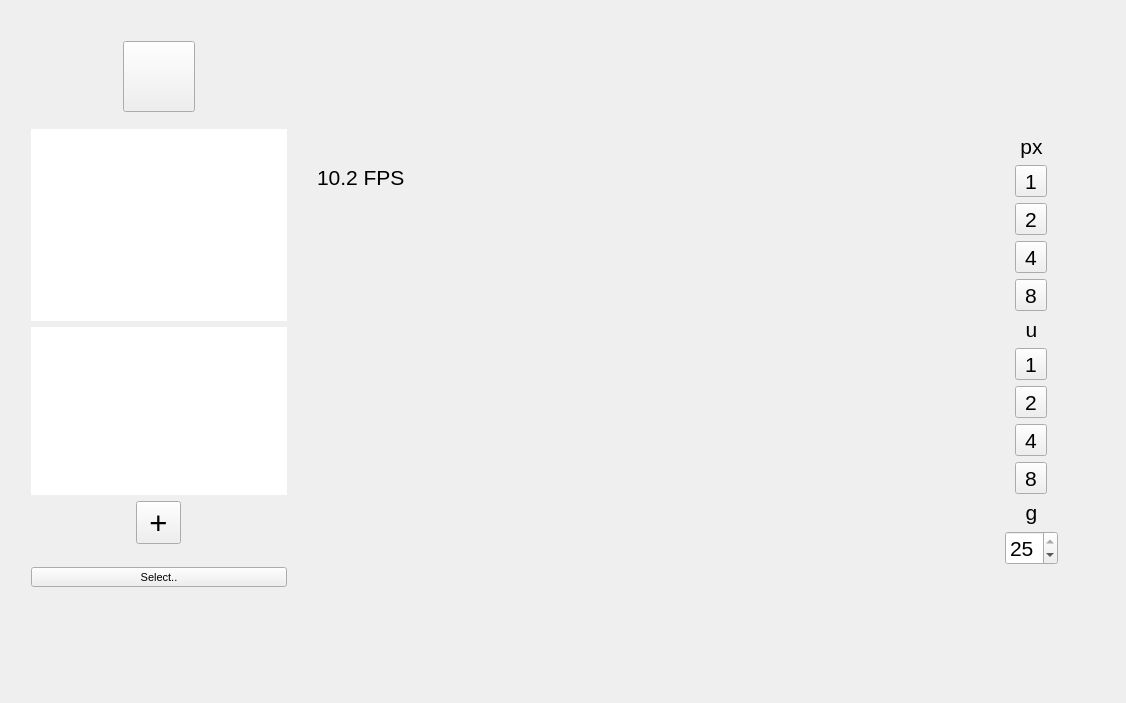
Above: PoseLab/PoseLab.ui from jenshemprich/tf-cpp-pose-estimation before the change. Below: the same form after it.
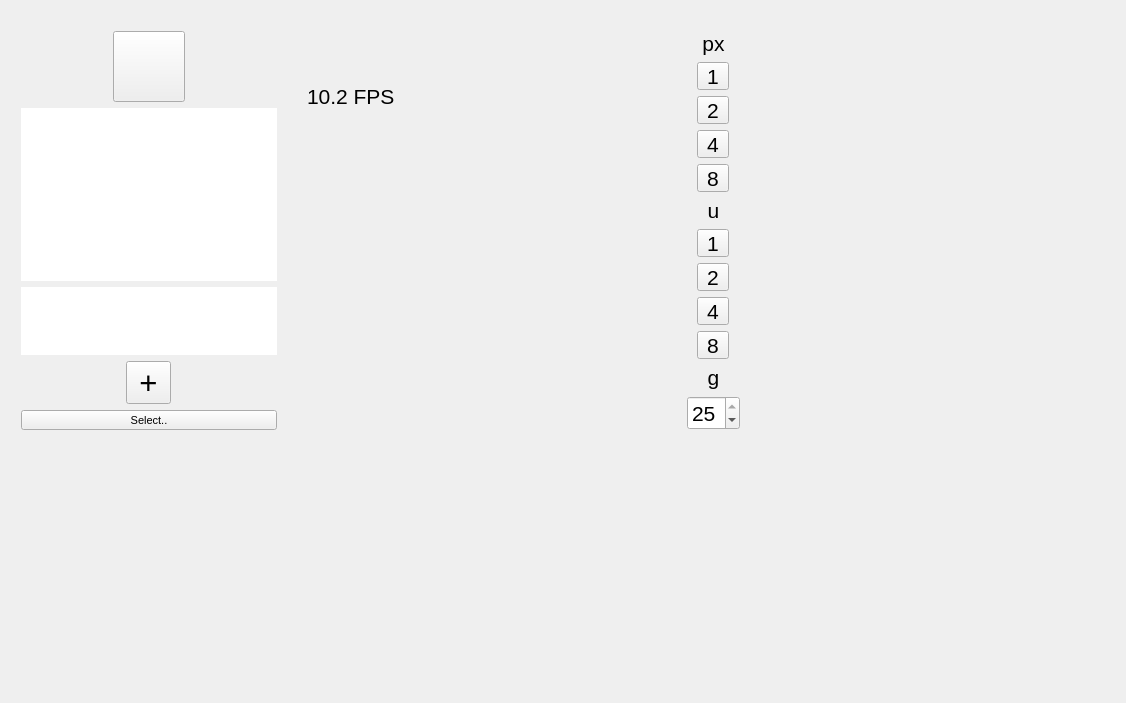
That is the form after the change. Icons and pictures are not drawn. Custom widgets are drawn as their Qt base class.

Commit message: Changed main layout from Grid to HBox

The edit to the form file:
```diff
--- a/PoseLab/PoseLab.ui
+++ b/PoseLab/PoseLab.ui
@@ -22,20 +22,291 @@
    <widget class="QWidget" name="gridLayoutWidget">
     <property name="geometry">
      <rect>
-      <x>20</x>
-      <y>30</y>
-      <width>1049</width>
-      <height>568</height>
+      <x>10</x>
+      <y>20</y>
+      <width>741</width>
+      <height>421</height>
      </rect>
     </property>
-    <layout class="QGridLayout" name="gridLayout" rowstretch="0,0,0">
-     <property name="sizeConstraint">
-      <enum>QLayout::SetDefaultConstraint</enum>
-     </property>
+    <layout class="QHBoxLayout" name="mainLayout">
      <property name="spacing">
       <number>0</number>
      </property>
-     <item row="2" column="4">
+     <property name="sizeConstraint">
+      <enum>QLayout::SetDefaultConstraint</enum>
+     </property>
+     <item>
+      <layout class="QVBoxLayout" name="videoInputs">
+       <item>
+        <layout class="QHBoxLayout" name="home">
+         <item>
+          <widget class="QToolButton" name="showSettings">
+           <property name="sizePolicy">
+            <sizepolicy hsizetype="Fixed" vsizetype="Fixed">
+             <horstretch>1</horstretch>
+             <verstretch>1</verstretch>
+            </sizepolicy>
+           </property>
+           <property name="text">
+            <string/>
+           </property>
+           <property name="icon">
+            <iconset resource="PoseLab.qrc">
+             <normaloff>:/Resources/ICON-icon.png</normaloff>:/Resources/ICON-icon.png</iconset>
+           </property>
+           <property name="iconSize">
+            <size>
+             <width>64</width>
+             <height>64</height>
+            </size>
+           </property>
+           <property name="checkable">
+            <bool>true</bool>
+           </property>
+           <property name="autoRaise">
+            <bool>false</bool>
+           </property>
+          </widget>
+         </item>
+        </layout>
+       </item>
+       <item>
+        <spacer name="verticalSpacerSourcesTop">
+         <property name="orientation">
+          <enum>Qt::Vertical</enum>
+         </property>
+         <property name="sizeHint" stdset="0">
+          <size>
+           <width>20</width>
+           <height>40</height>
+          </size>
+         </property>
+        </spacer>
+       </item>
+       <item>
+        <layout class="QHBoxLayout" name="horizontalLayout_3">
+         <item>
+          <widget class="QListWidget" name="cameras">
+           <property name="sizePolicy">
+            <sizepolicy hsizetype="Minimum" vsizetype="Fixed">
+             <horstretch>0</horstretch>
+             <verstretch>0</verstretch>
+            </sizepolicy>
+           </property>
+           <property name="baseSize">
+            <size>
+             <width>64</width>
+             <height>0</height>
+            </size>
+           </property>
+           <property name="autoFillBackground">
+            <bool>false</bool>
+           </property>
+           <property name="frameShape">
+            <enum>QFrame::NoFrame</enum>
+           </property>
+           <property name="frameShadow">
+            <enum>QFrame::Plain</enum>
+           </property>
+           <property name="verticalScrollBarPolicy">
+            <enum>Qt::ScrollBarAlwaysOff</enum>
+           </property>
+           <property name="horizontalScrollBarPolicy">
+            <enum>Qt::ScrollBarAlwaysOff</enum>
+           </property>
+           <property name="iconSize">
+            <size>
+             <width>64</width>
+             <height>64</height>
+            </size>
+           </property>
+           <property name="verticalScrollMode">
+            <enum>QAbstractItemView::ScrollPerPixel</enum>
+           </property>
+           <property name="horizontalScrollMode">
+            <enum>QAbstractItemView::ScrollPerItem</enum>
+           </property>
+           <property name="movement">
+            <enum>QListView::Static</enum>
+           </property>
+           <property name="flow">
+            <enum>QListView::TopToBottom</enum>
+           </property>
+           <property name="isWrapping" stdset="0">
+            <bool>false</bool>
+           </property>
+           <property name="resizeMode">
+            <enum>QListView::Fixed</enum>
+           </property>
+           <property name="layoutMode">
+            <enum>QListView::SinglePass</enum>
+           </property>
+           <property name="viewMode">
+            <enum>QListView::IconMode</enum>
+           </property>
+           <property name="modelColumn">
+            <number>0</number>
+           </property>
+           <property name="uniformItemSizes">
+            <bool>true</bool>
+           </property>
+           <property name="wordWrap">
+            <bool>true</bool>
+           </property>
+           <property name="itemAlignment">
+            <set>Qt::AlignCenter</set>
+           </property>
+          </widget>
+         </item>
+        </layout>
+       </item>
+       <item>
+        <layout class="QHBoxLayout" name="horizontalLayout_2">
+         <item>
+          <widget class="QListWidget" name="movies">
+           <property name="sizePolicy">
+            <sizepolicy hsizetype="Minimum" vsizetype="Expanding">
+             <horstretch>0</horstretch>
+             <verstretch>0</verstretch>
+            </sizepolicy>
+           </property>
+           <property name="baseSize">
+            <size>
+             <width>64</width>
+             <height>0</height>
+            </size>
+           </property>
+           <property name="autoFillBackground">
+            <bool>false</bool>
+           </property>
+           <property name="frameShape">
+            <enum>QFrame::NoFrame</enum>
+           </property>
+           <property name="frameShadow">
+            <enum>QFrame::Plain</enum>
+           </property>
+           <property name="verticalScrollBarPolicy">
+            <enum>Qt::ScrollBarAlwaysOff</enum>
+           </property>
+           <property name="horizontalScrollBarPolicy">
+            <enum>Qt::ScrollBarAlwaysOff</enum>
+           </property>
+           <property name="sizeAdjustPolicy">
+            <enum>QAbstractScrollArea::AdjustIgnored</enum>
+           </property>
+           <property name="dragDropMode">
+            <enum>QAbstractItemView::NoDragDrop</enum>
+           </property>
+           <property name="iconSize">
+            <size>
+             <width>64</width>
+             <height>64</height>
+            </size>
+           </property>
+           <property name="textElideMode">
+            <enum>Qt::ElideMiddle</enum>
+           </property>
+           <property name="verticalScrollMode">
+            <enum>QAbstractItemView::ScrollPerPixel</enum>
+           </property>
+           <property name="horizontalScrollMode">
+            <enum>QAbstractItemView::ScrollPerItem</enum>
+           </property>
+           <property name="movement">
+            <enum>QListView::Static</enum>
+           </property>
+           <property name="flow">
+            <enum>QListView::TopToBottom</enum>
+           </property>
+           <property name="isWrapping" stdset="0">
+            <bool>false</bool>
+           </property>
+           <property name="resizeMode">
+            <enum>QListView::Fixed</enum>
+           </property>
+           <property name="layoutMode">
+            <enum>QListView::SinglePass</enum>
+           </property>
+           <property name="viewMode">
+            <enum>QListView::IconMode</enum>
+           </property>
+           <property name="modelColumn">
+            <number>0</number>
+           </property>
+           <property name="uniformItemSizes">
+            <bool>true</bool>
+           </property>
+           <property name="wordWrap">
+            <bool>true</bool>
+           </property>
+           <property name="itemAlignment">
+            <set>Qt::AlignCenter</set>
+           </property>
+          </widget>
+         </item>
+        </layout>
+       </item>
+       <item>
+        <layout class="QHBoxLayout" name="horizontalLayout">
+         <item>
+          <widget class="QToolButton" name="addSource">
+           <property name="font">
+            <font>
+             <pointsize>23</pointsize>
+            </font>
+           </property>
+           <property name="text">
+            <string>+</string>
+           </property>
+           <property name="icon">
+            <iconset resource="PoseLab.qrc">
+             <normaloff>:/Resources/Devices/add_source.png</normaloff>:/Resources/Devices/add_source.png</iconset>
+           </property>
+           <property name="iconSize">
+            <size>
+             <width>64</width>
+             <height>64</height>
+            </size>
+           </property>
+          </widget>
+         </item>
+        </layout>
+       </item>
+       <item>
+        <spacer name="verticalSpacerSourcesBottom">
+         <property name="orientation">
+          <enum>Qt::Vertical</enum>
+         </property>
+         <property name="sizeHint" stdset="0">
+          <size>
+           <width>20</width>
+           <height>40</height>
+          </size>
+         </property>
+        </spacer>
+       </item>
+       <item>
+        <widget class="QToolButton" name="openMovieFolder">
+         <property name="sizePolicy">
+          <sizepolicy hsizetype="Preferred" vsizetype="Fixed">
+           <horstretch>0</horstretch>
+           <verstretch>0</verstretch>
+          </sizepolicy>
+         </property>
+         <property name="font">
+          <font>
+           <family>Segoe UI</family>
+           <pointsize>8</pointsize>
+          </font>
+         </property>
+         <property name="text">
+          <string>Select..</string>
+         </property>
+        </widget>
+       </item>
+      </layout>
+     </item>
+     <item>
       <layout class="QGridLayout" name="MaintainAspectRatio">
        <property name="sizeConstraint">
         <enum>QLayout::SetNoConstraint</enum>
@@ -163,278 +434,7 @@
        </item>
       </layout>
      </item>
-     <item row="2" column="1">
-      <layout class="QVBoxLayout" name="videoInputs">
-       <item>
-        <spacer name="verticalSpacerSourcesTop">
-         <property name="orientation">
-          <enum>Qt::Vertical</enum>
-         </property>
-         <property name="sizeHint" stdset="0">
-          <size>
-           <width>20</width>
-           <height>40</height>
-          </size>
-         </property>
-        </spacer>
-       </item>
-       <item>
-        <layout class="QHBoxLayout" name="horizontalLayout_3">
-         <item>
-          <widget class="QListWidget" name="cameras">
-           <property name="sizePolicy">
-            <sizepolicy hsizetype="Minimum" vsizetype="Fixed">
-             <horstretch>0</horstretch>
-             <verstretch>0</verstretch>
-            </sizepolicy>
-           </property>
-           <property name="baseSize">
-            <size>
-             <width>64</width>
-             <height>0</height>
-            </size>
-           </property>
-           <property name="autoFillBackground">
-            <bool>false</bool>
-           </property>
-           <property name="frameShape">
-            <enum>QFrame::NoFrame</enum>
-           </property>
-           <property name="frameShadow">
-            <enum>QFrame::Plain</enum>
-           </property>
-           <property name="verticalScrollBarPolicy">
-            <enum>Qt::ScrollBarAlwaysOff</enum>
-           </property>
-           <property name="horizontalScrollBarPolicy">
-            <enum>Qt::ScrollBarAlwaysOff</enum>
-           </property>
-           <property name="iconSize">
-            <size>
-             <width>64</width>
-             <height>64</height>
-            </size>
-           </property>
-           <property name="verticalScrollMode">
-            <enum>QAbstractItemView::ScrollPerPixel</enum>
-           </property>
-           <property name="horizontalScrollMode">
-            <enum>QAbstractItemView::ScrollPerItem</enum>
-           </property>
-           <property name="movement">
-            <enum>QListView::Static</enum>
-           </property>
-           <property name="flow">
-            <enum>QListView::TopToBottom</enum>
-           </property>
-           <property name="isWrapping" stdset="0">
-            <bool>false</bool>
-           </property>
-           <property name="resizeMode">
-            <enum>QListView::Fixed</enum>
-           </property>
-           <property name="layoutMode">
-            <enum>QListView::SinglePass</enum>
-           </property>
-           <property name="viewMode">
-            <enum>QListView::IconMode</enum>
-           </property>
-           <property name="modelColumn">
-            <number>0</number>
-           </property>
-           <property name="uniformItemSizes">
-            <bool>true</bool>
-           </property>
-           <property name="wordWrap">
-            <bool>true</bool>
-           </property>
-           <property name="itemAlignment">
-            <set>Qt::AlignCenter</set>
-           </property>
-          </widget>
-         </item>
-        </layout>
-       </item>
-       <item>
-        <layout class="QHBoxLayout" name="horizontalLayout_2">
-         <item>
-          <widget class="QListWidget" name="movies">
-           <property name="sizePolicy">
-            <sizepolicy hsizetype="Minimum" vsizetype="Expanding">
-             <horstretch>0</horstretch>
-             <verstretch>0</verstretch>
-            </sizepolicy>
-           </property>
-           <property name="baseSize">
-            <size>
-             <width>64</width>
-             <height>0</height>
-            </size>
-           </property>
-           <property name="autoFillBackground">
-            <bool>false</bool>
-           </property>
-           <property name="frameShape">
-            <enum>QFrame::NoFrame</enum>
-           </property>
-           <property name="frameShadow">
-            <enum>QFrame::Plain</enum>
-           </property>
-           <property name="verticalScrollBarPolicy">
-            <enum>Qt::ScrollBarAlwaysOff</enum>
-           </property>
-           <property name="horizontalScrollBarPolicy">
-            <enum>Qt::ScrollBarAlwaysOff</enum>
-           </property>
-           <property name="sizeAdjustPolicy">
-            <enum>QAbstractScrollArea::AdjustIgnored</enum>
-           </property>
-           <property name="dragDropMode">
-            <enum>QAbstractItemView::NoDragDrop</enum>
-           </property>
-           <property name="iconSize">
-            <size>
-             <width>64</width>
-             <height>64</height>
-            </size>
-           </property>
-           <property name="textElideMode">
-            <enum>Qt::ElideMiddle</enum>
-           </property>
-           <property name="verticalScrollMode">
-            <enum>QAbstractItemView::ScrollPerPixel</enum>
-           </property>
-           <property name="horizontalScrollMode">
-            <enum>QAbstractItemView::ScrollPerItem</enum>
-           </property>
-           <property name="movement">
-            <enum>QListView::Static</enum>
-           </property>
-           <property name="flow">
-            <enum>QListView::TopToBottom</enum>
-           </property>
-           <property name="isWrapping" stdset="0">
-            <bool>false</bool>
-           </property>
-           <property name="resizeMode">
-            <enum>QListView::Fixed</enum>
-           </property>
-           <property name="layoutMode">
-            <enum>QListView::SinglePass</enum>
-           </property>
-           <property name="viewMode">
-            <enum>QListView::IconMode</enum>
-           </property>
-           <property name="modelColumn">
-            <number>0</number>
-           </property>
-           <property name="uniformItemSizes">
-            <bool>true</bool>
-           </property>
-           <property name="wordWrap">
-            <bool>true</bool>
-           </property>
-           <property name="itemAlignment">
-            <set>Qt::AlignCenter</set>
-           </property>
-          </widget>
-         </item>
-        </layout>
-       </item>
-       <item>
-        <layout class="QHBoxLayout" name="horizontalLayout">
-         <item>
-          <widget class="QToolButton" name="addSource">
-           <property name="font">
-            <font>
-             <pointsize>23</pointsize>
-            </font>
-           </property>
-           <property name="text">
-            <string>+</string>
-           </property>
-           <property name="icon">
-            <iconset resource="PoseLab.qrc">
-             <normaloff>:/Resources/Devices/add_source.png</normaloff>:/Resources/Devices/add_source.png</iconset>
-           </property>
-           <property name="iconSize">
-            <size>
-             <width>64</width>
-             <height>64</height>
-            </size>
-           </property>
-          </widget>
-         </item>
-        </layout>
-       </item>
-       <item>
-        <spacer name="verticalSpacerSourcesBottom">
-         <property name="orientation">
-          <enum>Qt::Vertical</enum>
-         </property>
-         <property name="sizeHint" stdset="0">
-          <size>
-           <width>20</width>
-           <height>40</height>
-          </size>
-         </property>
-        </spacer>
-       </item>
-       <item>
-        <widget class="QToolButton" name="openMovieFolder">
-         <property name="sizePolicy">
-          <sizepolicy hsizetype="Preferred" vsizetype="Fixed">
-           <horstretch>0</horstretch>
-           <verstretch>0</verstretch>
-          </sizepolicy>
-         </property>
-         <property name="font">
-          <font>
-           <family>Segoe UI</family>
-           <pointsize>8</pointsize>
-          </font>
-         </property>
-         <property name="text">
-          <string>Select..</string>
-         </property>
-        </widget>
-       </item>
-      </layout>
-     </item>
-     <item row="1" column="1">
-      <layout class="QHBoxLayout" name="home">
-       <item>
-        <widget class="QToolButton" name="showSettings">
-         <property name="sizePolicy">
-          <sizepolicy hsizetype="Fixed" vsizetype="Fixed">
-           <horstretch>1</horstretch>
-           <verstretch>1</verstretch>
-          </sizepolicy>
-         </property>
-         <property name="text">
-          <string/>
-         </property>
-         <property name="icon">
-          <iconset resource="PoseLab.qrc">
-           <normaloff>:/Resources/ICON-icon.png</normaloff>:/Resources/ICON-icon.png</iconset>
-         </property>
-         <property name="iconSize">
-          <size>
-           <width>64</width>
-           <height>64</height>
-          </size>
-         </property>
-         <property name="checkable">
-          <bool>true</bool>
-         </property>
-         <property name="autoRaise">
-          <bool>false</bool>
-         </property>
-        </widget>
-       </item>
-      </layout>
-     </item>
-     <item row="2" column="5">
+     <item>
       <layout class="QVBoxLayout" name="toolBar">
        <item>
         <spacer name="verticalSpacer">
```
The commit also changes 1 other file.
